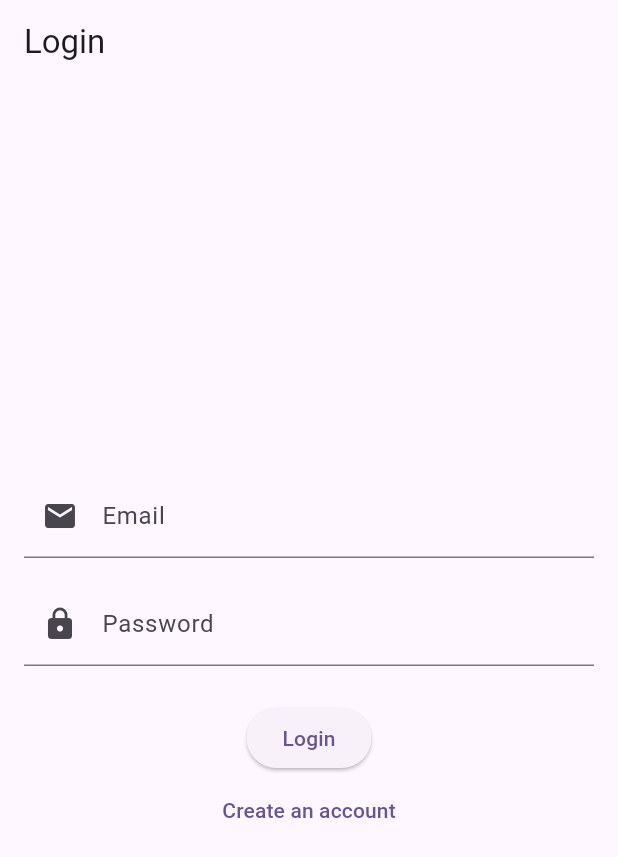
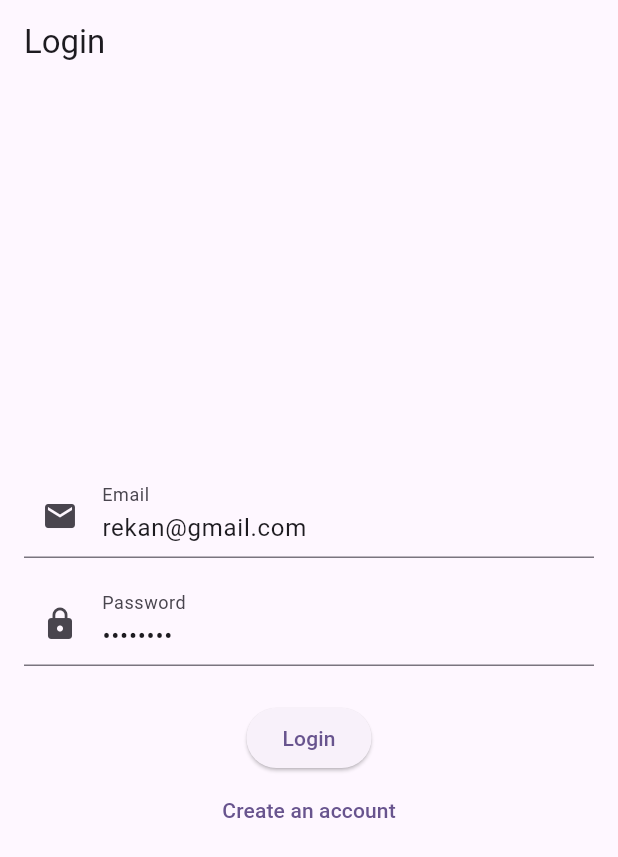
Before and after one commit to RekanAnwar/tic_tac_toc_game, a Flutter app: the screen it shows after launch, on a phone screen of 412 x 824 dp. Shown: the top 857 px of the screen. Run offline on Flutter 3.47's test engine with Material 3 defaults, Android fonts, the phone set to English and light mode, and no system bars; our stand-ins replace equatable, firebase_auth, firebase_core, flutter_riverpod; accounts and stored records are empty.

Commit message:
Implement enhanced error logging and default input values in authentication flow
- Added error logging for authentication failures in AuthController to improve debugging.
- Updated main.dart to log Flutter errors and platform errors for better error tracking.
- Set default values for email and password fields in LoginPage for testing purposes.

These changes improve error handling and provide a better development experience during authentication processes.

```diff
--- a/lib/views/auth/login_page.dart
+++ b/lib/views/auth/login_page.dart
@@ -12,8 +12,8 @@ class LoginPage extends ConsumerStatefulWidget {
 }
 
 class _LoginPageState extends ConsumerState<LoginPage> {
-  final _emailController = TextEditingController();
-  final _passwordController = TextEditingController();
+  final _emailController = TextEditingController(text: 'rekan@gmail.com');
+  final _passwordController = TextEditingController(text: 'rekan123');
   final _formKey = GlobalKey<FormState>();
 
   @override
```
Also changed, not shown: lib/controllers/auth_controller.dart (+12 -2 lines), lib/main.dart (+17 -0 lines).
